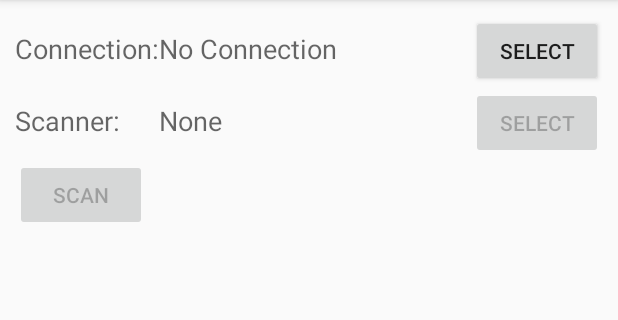
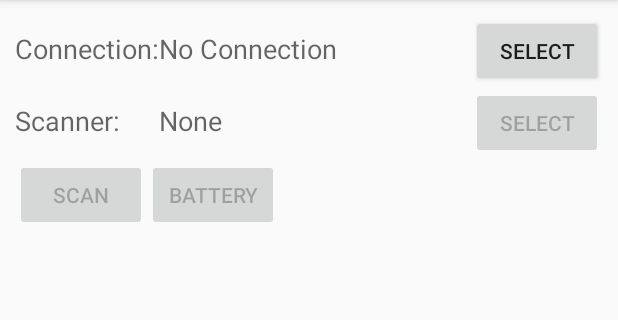
Before and after one commit to Samad-Simprints/Vero-Firmware, an Android app: the screen it shows after launch (MainActivity), on a phone screen of 412 x 824 dp, the part 84-404 px from its top. Run offline under Robolectric (Android 15) with nearby library versions, the phone set to English and light mode, and no system bars.

Commit message:
Gettting closer.
git-svn-id: http://svn:8000/svn/INDEX/trunk@13 71e9ff3b-2aa0-ee42-b4dd-db5a0b4f3664

```diff
--- a/sw/ForeTaste/app/src/main/AndroidManifest.xml
+++ b/sw/ForeTaste/app/src/main/AndroidManifest.xml
@@ -12,7 +12,6 @@
             android:label="@string/app_name" >
             <intent-filter>
                 <action android:name="android.intent.action.MAIN" />
-
                 <category android:name="android.intent.category.LAUNCHER" />
             </intent-filter>
         </activity>
--- a/sw/ForeTaste/app/src/main/java/uk/co/fentechnology/derek/foretaste/ConnectionAdapter.java
+++ b/sw/ForeTaste/app/src/main/java/uk/co/fentechnology/derek/foretaste/ConnectionAdapter.java
@@ -17,13 +17,11 @@ import com.simprints.scanner.library.Connector;
  */
 public class ConnectionAdapter extends BaseAdapter
 {
-  private Activity activity;
   private Connector connector;
   private LayoutInflater layoutInflater;
 
   public ConnectionAdapter(Activity activity)
   {
-    this.activity = activity;
     connector = Connector.getInstance();
     layoutInflater = LayoutInflater.from(activity);
   }
@@ -48,6 +46,7 @@ public class ConnectionAdapter extends BaseAdapter
   @Override
   public View getView(final int position, View convertView, ViewGroup parent)
   {
+    final Connection connection = getItem(position);
     ViewHolder viewHolder;
 
     if (convertView == null)
@@ -62,7 +61,6 @@ public class ConnectionAdapter extends BaseAdapter
         @Override
         public void onClick(View v)
         {
-          Connection connection = connector.get(position);
           if (!connection.init())
           {
             Toast.makeText(v.getContext(),connection.getErrorMessage(),Toast.LENGTH_LONG).show();
@@ -79,9 +77,9 @@ public class ConnectionAdapter extends BaseAdapter
     }
 
     // set texts
-    Connection connection = getItem(position);
     viewHolder.textName.setText(connection.name());
     viewHolder.textStatus.setText(connection.isSetup() ? "Setup" : "Not ready");
+    viewHolder.button.setEnabled(!connection.isSetup());
 
     return convertView;
   }
--- a/sw/ForeTaste/app/src/main/java/uk/co/fentechnology/derek/foretaste/MainActivity.java
+++ b/sw/ForeTaste/app/src/main/java/uk/co/fentechnology/derek/foretaste/MainActivity.java
@@ -156,13 +156,19 @@ public class MainActivity extends AppCompatActivity {
     viewHolder.showTemplate(template.getData());
   }
 
-  // local class for view update
+  // button handler - battery
+  public void battery(View view) {
+    viewHolder.showBattery(scanner.getBatteryPercent());
+  }
+
+  // local class to handle view and updates
   class ViewHolder {
     private TextView connectNameTxt;
     private Button selectScannerBtn;
     private TextView scannerNameTxt;
     private Button selectConnectionBtn;
     private Button scanBtn;
+    private Button batteryBtn;
     private TextView templateTxt;
 
     public ViewHolder(Activity activity)
@@ -172,6 +178,7 @@ public class MainActivity extends AppCompatActivity {
       scannerNameTxt = (TextView) activity.findViewById(R.id.scannerName);
       selectScannerBtn = (Button) activity.findViewById(R.id.scannerBtn);
       scanBtn = (Button) activity.findViewById(R.id.scanBtn);
+      batteryBtn = (Button) activity.findViewById(R.id.batteryBtn);
       templateTxt = (TextView) activity.findViewById(R.id.templateTxt);
     }
 
@@ -189,6 +196,7 @@ public class MainActivity extends AppCompatActivity {
       {
         selectConnectionBtn.setText("Select");
         selectScannerBtn.setEnabled(false);
+
       }
       else
       {
@@ -199,11 +207,13 @@ public class MainActivity extends AppCompatActivity {
       if (scannerIndex<0)
       {
         scanBtn.setEnabled(false);
+        batteryBtn.setEnabled(false);
         selectScannerBtn.setText("Select");
       }
       else
       {
         scanBtn.setEnabled(true);
+        batteryBtn.setEnabled(true);
         selectScannerBtn.setText("Clear");
       }
 
@@ -221,6 +231,11 @@ public class MainActivity extends AppCompatActivity {
 
       templateTxt.setText(str);
     }
+
+    public void showBattery(int b) {
+      String str = "Battery: " + b +"%";
+      templateTxt.setText(str);
+    }
   }
 
 }
--- a/sw/ForeTaste/app/src/main/java/uk/co/fentechnology/derek/foretaste/SelectionAdapter.java
+++ b/sw/ForeTaste/app/src/main/java/uk/co/fentechnology/derek/foretaste/SelectionAdapter.java
@@ -19,12 +19,10 @@ import com.simprints.scanner.library.Scanner;
  */
 public class SelectionAdapter extends BaseAdapter
 {
-  private Activity activity;
   private Connection connection;
   private LayoutInflater layoutInflater;
 
   public SelectionAdapter(Activity activity,int connectIndex) {
-    this.activity = activity;
     Connector connector = Connector.getInstance();
     connection = connector.get(connectIndex);
     layoutInflater = LayoutInflater.from(activity);
--- a/sw/ForeTaste/app/src/main/res/layout/activity_main.xml
+++ b/sw/ForeTaste/app/src/main/res/layout/activity_main.xml
@@ -95,4 +95,15 @@
         android:layout_alignRight="@+id/scannerBtn"
         android:layout_alignEnd="@+id/scannerBtn"/>
 
+    <Button
+        android:layout_width="wrap_content"
+        android:layout_height="wrap_content"
+        android:text="Battery"
+        android:id="@+id/batteryBtn"
+        android:onClick="battery"
+        android:enabled="false"
+        android:layout_alignBottom="@+id/scanBtn"
+        android:layout_toRightOf="@+id/scanBtn"
+        android:layout_toEndOf="@+id/scanBtn"/>
+
 </RelativeLayout>
--- a/sw/ForeTaste/com.simprints.scanner.library/src/main/AndroidManifest.xml
+++ b/sw/ForeTaste/com.simprints.scanner.library/src/main/AndroidManifest.xml
@@ -3,6 +3,7 @@
 
     <uses-permission android:name="android.permission.BLUETOOTH" />
     <uses-permission android:name="android.permission.BLUETOOTH_ADMIN" />
+    <uses-permission android:name="android.permission.RECORD_AUDIO" />
 
     <application android:allowBackup="true"
                  android:label="@string/app_name"
--- a/sw/ForeTaste/com.simprints.scanner.library/src/main/java/com/simprints/scanner/library/BtConnection.java
+++ b/sw/ForeTaste/com.simprints.scanner.library/src/main/java/com/simprints/scanner/library/BtConnection.java
@@ -79,4 +79,8 @@ public class BtConnection extends Connection
   public void read(byte[] r) {
 
   }
+
+  public void write(byte[] w) {
+
+  }
 }
--- a/sw/ForeTaste/com.simprints.scanner.library/src/main/java/com/simprints/scanner/library/Connection.java
+++ b/sw/ForeTaste/com.simprints.scanner.library/src/main/java/com/simprints/scanner/library/Connection.java
@@ -35,4 +35,5 @@ public abstract class Connection
   abstract public void open(int index);
   abstract public void close();
   abstract public void read(byte[] r);
+  abstract public void write(byte[] w);
 }
--- a/sw/ForeTaste/com.simprints.scanner.library/src/main/java/com/simprints/scanner/library/DemoConnection.java
+++ b/sw/ForeTaste/com.simprints.scanner.library/src/main/java/com/simprints/scanner/library/DemoConnection.java
@@ -51,4 +51,7 @@ public class DemoConnection extends Connection
     Log.d("DemoConnection","read " + r.length + " bytes");
   }
 
+  public void write(byte[] w) {
+
+  }
 }
--- a/sw/ForeTaste/com.simprints.scanner.library/src/main/java/com/simprints/scanner/library/Scanner.java
+++ b/sw/ForeTaste/com.simprints.scanner.library/src/main/java/com/simprints/scanner/library/Scanner.java
@@ -19,7 +19,13 @@ public class Scanner
     connection.read(template.getData());
     Log.d("Scanner.read","template " + template.getData()[0] + template.getData()[1] + template.getData()[2]);
 
+    // diagnostic only
+    connection.write(template.getData());
+
     return template;
   }
 
+  public int getBatteryPercent() {
+    return 50;
+  }
 }
--- a/sw/ForeTaste/com.simprints.scanner.library/src/main/java/com/simprints/scanner/library/UsbConnection.java
+++ b/sw/ForeTaste/com.simprints.scanner.library/src/main/java/com/simprints/scanner/library/UsbConnection.java
@@ -42,4 +42,8 @@ public class UsbConnection extends Connection
   public void read(byte[] r) {
 
   }
+
+  public void write(byte[] w) {
+
+  }
 }
```
Also changed, not shown: sw/ForeTaste/com.simprints.scanner.library/src/main/java/com/simprints/scanner/library/AjConnection.java (+20 -11 lines), 1 other file.
